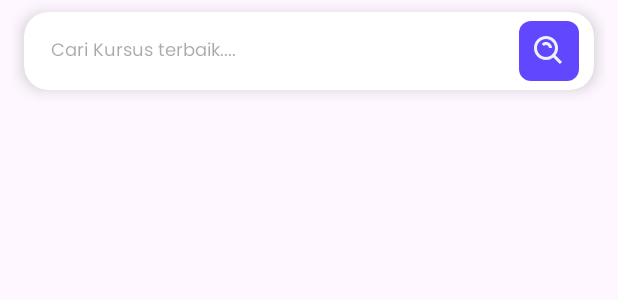
After one commit to Binar-Academy-C-8/Android-FinalProject, an Android app: the layout activity_search.xml on its own in the app's theme, with its tools: preview values and no code run, on a phone screen of 412 x 824 dp. The commit adds this screen. Shown: the top 300 px of the screen. Run offline under Robolectric (Android 15) with nearby library versions, the phone set to English and light mode, and no system bars.

Commit message:
feature/add search component for home

```diff
--- a/app/src/main/AndroidManifest.xml
+++ b/app/src/main/AndroidManifest.xml
@@ -15,6 +15,9 @@
         android:theme="@style/Theme.FinalProjectBinar"
         tools:targetApi="31">
         <activity
+            android:name=".presentation.search.SearchActivity"
+            android:exported="false" />
+        <activity
             android:name=".presentation.MainActivity"
             android:exported="true">
             <intent-filter>
--- /dev/null
+++ b/app/src/main/java/com/raveendra/finalproject_binar/presentation/search/SearchActivity.kt
@@ -0,0 +1,23 @@
+package com.raveendra.finalproject_binar.presentation.search
+
+import android.view.LayoutInflater
+import com.raveendra.finalproject_binar.databinding.ActivitySearchBinding
+import com.raveendra.finalproject_binar.utils.base.BaseViewModelActivity
+import org.koin.androidx.viewmodel.ext.android.viewModel
+
+class SearchActivity  : BaseViewModelActivity<SearchViewModel, ActivitySearchBinding>() {
+    override val viewModel: SearchViewModel by viewModel()
+
+
+
+    override val bindingInflater: (LayoutInflater) -> ActivitySearchBinding
+        get() = ActivitySearchBinding::inflate
+
+    override fun setupViews() {
+        // ini buat setup view kaya di oncreate biasa, jadi gaperlu oncreate lagi udah pake base soalnya
+    }
+
+    override fun setupObservers() {
+        // ini buat observe data dari viewmodel
+    }
+}
--- /dev/null
+++ b/app/src/main/java/com/raveendra/finalproject_binar/presentation/search/SearchViewModel.kt
@@ -0,0 +1,7 @@
+package com.raveendra.finalproject_binar.presentation.search
+
+import androidx.lifecycle.ViewModel
+
+class SearchViewModel : ViewModel() {
+
+}
--- /dev/null
+++ b/app/src/main/res/drawable/bg_rounded_purple.xml
@@ -0,0 +1,5 @@
+<?xml version="1.0" encoding="utf-8"?>
+<shape xmlns:android="http://schemas.android.com/apk/res/android">
+    <solid android:color="@color/primary_dark_blue_05" />
+    <corners android:radius="8dp" />
+</shape>
--- /dev/null
+++ b/app/src/main/res/drawable/ic_search.xml
@@ -0,0 +1,12 @@
+<vector xmlns:android="http://schemas.android.com/apk/res/android"
+    android:width="24dp"
+    android:height="24dp"
+    android:viewportWidth="24"
+    android:viewportHeight="24">
+  <path
+      android:pathData="M10,18C11.775,18 13.499,17.405 14.897,16.312L19.293,20.708L20.707,19.294L16.311,14.898C17.405,13.5 18,11.775 18,10C18,5.589 14.411,2 10,2C5.589,2 2,5.589 2,10C2,14.411 5.589,18 10,18ZM10,4C13.309,4 16,6.691 16,10C16,13.309 13.309,16 10,16C6.691,16 4,13.309 4,10C4,6.691 6.691,4 10,4Z"
+      android:fillColor="#EBF3FC"/>
+  <path
+      android:pathData="M11.412,8.586C11.791,8.966 12,9.468 12,10H14C14.001,9.474 13.898,8.954 13.696,8.468C13.495,7.983 13.199,7.542 12.826,7.172C11.312,5.66 8.687,5.66 7.174,7.172L8.586,8.588C9.346,7.83 10.656,7.832 11.412,8.586Z"
+      android:fillColor="#EBF3FC"/>
+</vector>
--- a/app/src/main/res/layout/activity_main.xml
+++ b/app/src/main/res/layout/activity_main.xml
@@ -3,8 +3,7 @@
     xmlns:app="http://schemas.android.com/apk/res-auto"
     android:id="@+id/container"
     android:layout_width="match_parent"
-    android:layout_height="match_parent"
-    android:paddingTop="?attr/actionBarSize">
+    android:layout_height="match_parent">
 
     <com.google.android.material.bottomnavigation.BottomNavigationView
         android:id="@+id/nav_view"
@@ -25,7 +24,7 @@
         android:id="@+id/nav_host_fragment_activity_main"
         android:name="androidx.navigation.fragment.NavHostFragment"
         android:layout_width="match_parent"
-        android:layout_height="match_parent"
+        android:layout_height="0dp"
         app:defaultNavHost="true"
         app:layout_constraintBottom_toTopOf="@id/nav_view"
         app:layout_constraintLeft_toLeftOf="parent"
--- /dev/null
+++ b/app/src/main/res/layout/activity_search.xml
@@ -0,0 +1,16 @@
+<?xml version="1.0" encoding="utf-8"?>
+<androidx.constraintlayout.widget.ConstraintLayout xmlns:android="http://schemas.android.com/apk/res/android"
+    xmlns:app="http://schemas.android.com/apk/res-auto"
+    android:layout_width="match_parent"
+    android:layout_height="match_parent">
+
+    <include
+        android:id="@+id/inclButtonDetail"
+        layout="@layout/layout_search_bar"
+        android:layout_width="match_parent"
+        android:layout_height="wrap_content"
+        android:layout_marginHorizontal="8dp"
+        app:layout_constraintEnd_toEndOf="parent"
+        app:layout_constraintStart_toStartOf="parent"
+        app:layout_constraintTop_toTopOf="parent" />
+</androidx.constraintlayout.widget.ConstraintLayout>
--- /dev/null
+++ b/app/src/main/res/layout/layout_search_bar.xml
@@ -0,0 +1,54 @@
+<?xml version="1.0" encoding="utf-8"?>
+<androidx.constraintlayout.widget.ConstraintLayout xmlns:android="http://schemas.android.com/apk/res/android"
+    xmlns:app="http://schemas.android.com/apk/res-auto"
+    xmlns:tools="http://schemas.android.com/tools"
+    android:layout_width="match_parent"
+    android:layout_height="wrap_content">
+
+    <androidx.cardview.widget.CardView
+        android:layout_width="match_parent"
+        android:layout_height="wrap_content"
+        android:layout_marginVertical="8dp"
+        app:cardCornerRadius="16dp"
+        app:cardElevation="6dp"
+        android:layout_marginHorizontal="8dp"
+        app:layout_constraintBottom_toBottomOf="parent"
+        app:layout_constraintEnd_toEndOf="parent"
+        app:layout_constraintStart_toStartOf="parent"
+        app:layout_constraintTop_toTopOf="parent">
+
+        <androidx.constraintlayout.widget.ConstraintLayout
+            android:layout_width="match_parent"
+            android:layout_height="wrap_content">
+
+            <com.google.android.material.textfield.TextInputEditText
+                style="@style/TextRegular12"
+                android:layout_width="0dp"
+                android:layout_height="wrap_content"
+                android:layout_marginHorizontal="10dp"
+                android:background="@null"
+                android:hint="@string/label_search_course"
+                android:paddingHorizontal="8dp"
+                app:layout_constraintBottom_toBottomOf="parent"
+                app:layout_constraintEnd_toStartOf="@+id/ibSearch"
+                app:layout_constraintStart_toStartOf="parent"
+                app:layout_constraintTop_toTopOf="parent">
+
+            </com.google.android.material.textfield.TextInputEditText>
+
+            <ImageButton
+                android:id="@+id/ibSearch"
+                android:layout_width="40dp"
+                android:layout_height="40dp"
+                android:layout_marginVertical="6dp"
+                android:layout_marginEnd="10dp"
+                android:background="@drawable/bg_rounded_purple"
+                android:src="@drawable/ic_search"
+                app:layout_constraintBottom_toBottomOf="parent"
+                app:layout_constraintEnd_toEndOf="parent"
+                app:layout_constraintTop_toTopOf="parent"
+                tools:ignore="ContentDescription" />
+        </androidx.constraintlayout.widget.ConstraintLayout>
+
+    </androidx.cardview.widget.CardView>
+</androidx.constraintlayout.widget.ConstraintLayout>
--- a/app/src/main/res/values/strings.xml
+++ b/app/src/main/res/values/strings.xml
@@ -6,6 +6,9 @@
     <string name="title_class">Kelas</string>
     <string name="title_course">Kursus</string>
     <string name="title_account">Akun</string>
+
+
     <!-- TODO: Remove or change this placeholder text -->
     <string name="hello_blank_fragment">Hello blank fragment</string>
+    <string name="label_search_course">Cari Kursus terbaik....</string>
 </resources>
```
